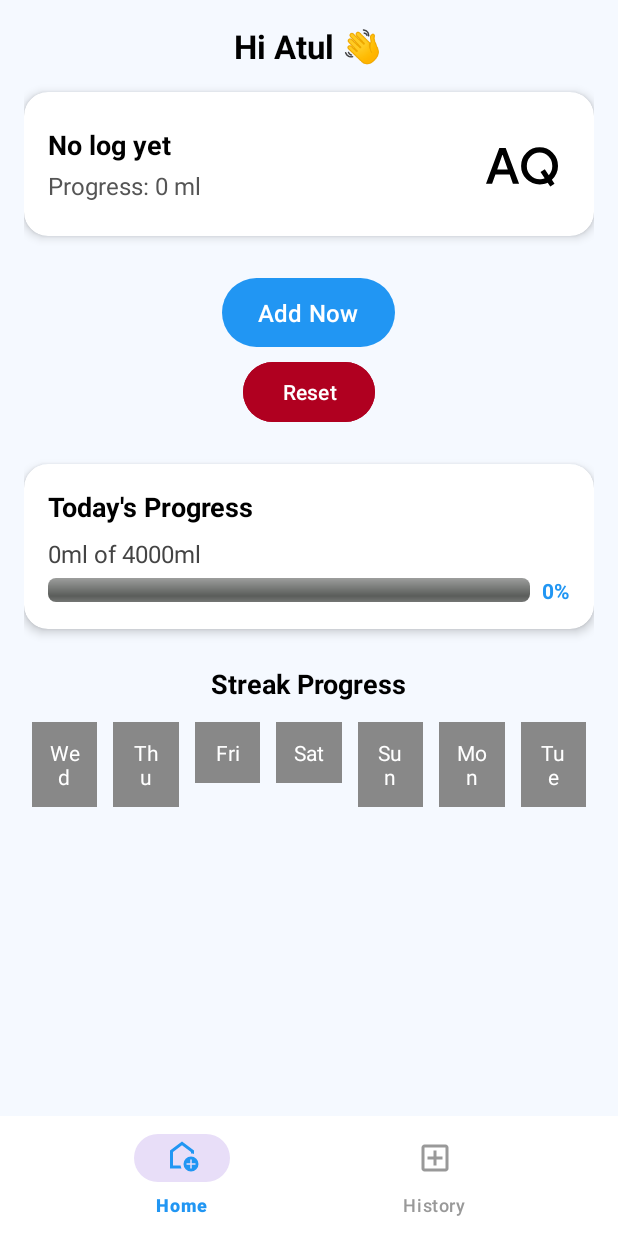
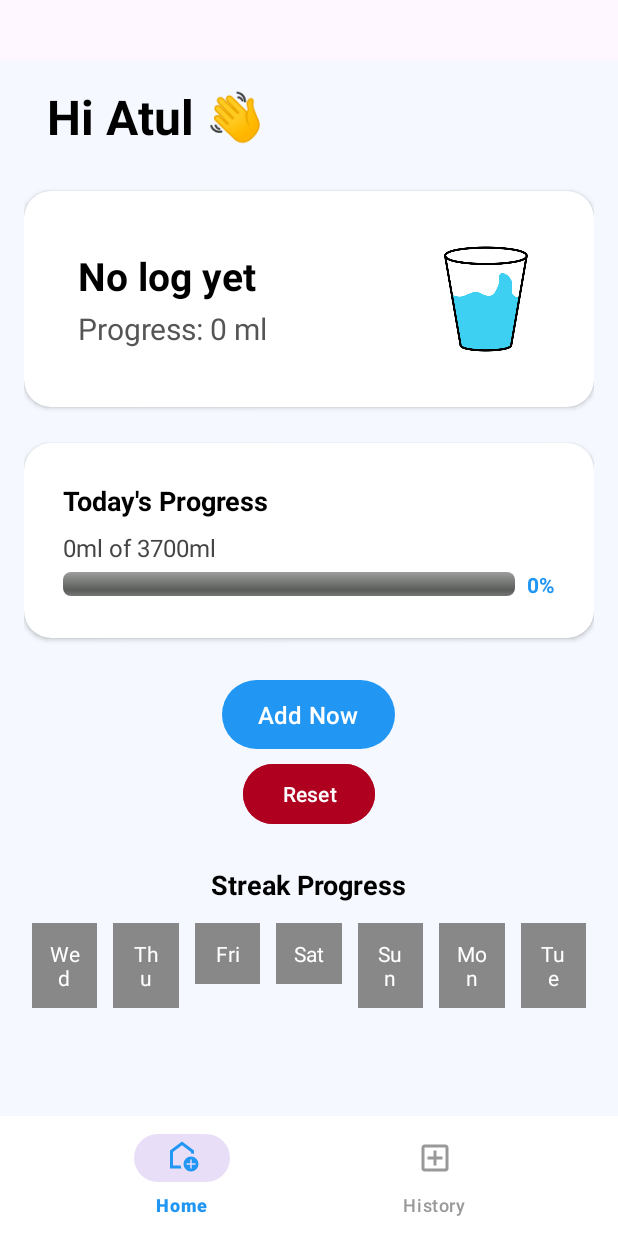
Before and after one commit to atulrai07/AquaLog, an Android app: the screen it shows after launch (MainActivity), on a phone screen of 412 x 824 dp. Run offline under Robolectric (Android 15) with nearby library versions, the phone set to English and light mode, and no system bars; our stand-ins replace Room's generated code.

Commit message:
Minor UI improvement

```diff
--- a/app/src/main/res/layout/activity_add_now.xml
+++ b/app/src/main/res/layout/activity_add_now.xml
@@ -5,7 +5,8 @@
     android:layout_height="match_parent"
     android:orientation="vertical"
     android:padding="24dp"
-    android:background="@color/white">
+    android:background="@color/white"
+    android:layout_marginTop="40dp">
 
     <!-- Title -->
     <TextView
@@ -33,7 +34,7 @@
         android:layout_width="wrap_content"
         android:layout_height="wrap_content"
         android:layout_gravity="center_horizontal"
-        android:layout_marginBottom="24dp" />
+        android:layout_marginBottom="24dp"/>
 
     <!-- Current Time Display -->
     <TextView
--- a/app/src/main/res/layout/activity_history.xml
+++ b/app/src/main/res/layout/activity_history.xml
@@ -3,7 +3,8 @@
     android:layout_width="match_parent"
     android:layout_height="match_parent"
     android:orientation="vertical"
-    android:padding="16dp">
+    android:padding="16dp"
+    android:layout_marginTop="40dp">
 
     <TextView
         android:id="@+id/tvNoHistory"
--- a/app/src/main/res/layout/activity_main.xml
+++ b/app/src/main/res/layout/activity_main.xml
@@ -5,7 +5,8 @@
     android:layout_width="match_parent"
     android:layout_height="match_parent"
     android:background="@color/app_background"
-    tools:context=".MainActivity">
+    tools:context=".MainActivity"
+    android:layout_marginTop="40dp">
 
     <!-- Fragment Container -->
     <androidx.fragment.app.FragmentContainerView
--- a/app/src/main/res/layout/fragment_history.xml
+++ b/app/src/main/res/layout/fragment_history.xml
@@ -5,7 +5,8 @@
     android:layout_width="match_parent"
     android:layout_height="match_parent"
     android:background="@color/app_background"
-    tools:context=".HistoryFragment">
+    tools:context=".HistoryFragment"
+    android:layout_marginTop="40dp">
 
     <!-- RecyclerView for History -->
     <androidx.recyclerview.widget.RecyclerView
--- a/app/src/main/res/layout/fragment_home.xml
+++ b/app/src/main/res/layout/fragment_home.xml
@@ -26,24 +26,27 @@
                 android:layout_width="wrap_content"
                 android:layout_height="wrap_content"
                 android:text="Hi Atul 👋"
-                android:textSize="22sp"
+                android:textSize="32sp"
                 android:textStyle="bold"
                 android:textColor="@color/text_primary_black"
-                android:layout_marginBottom="16dp" />
+                android:layout_marginBottom="16dp"
+                android:layout_gravity="start"
+                android:layout_marginStart="15sp"/>
 
             <!-- Card: Last Log -->
             <androidx.cardview.widget.CardView
                 android:layout_width="match_parent"
                 android:layout_height="wrap_content"
-                app:cardCornerRadius="16dp"
-                app:cardElevation="4dp"
+                app:cardCornerRadius="18dp"
+                app:cardElevation="2dp"
                 android:layout_marginBottom="24dp"
-                app:cardBackgroundColor="@color/card_background_white">
+                app:cardBackgroundColor="@color/card_background_white"
+                android:layout_marginTop="12dp">
 
                 <RelativeLayout
                     android:layout_width="match_parent"
                     android:layout_height="wrap_content"
-                    android:padding="16dp">
+                    android:padding="36dp">
 
                     <!-- Left Info -->
                     <LinearLayout
@@ -58,7 +61,7 @@
                             android:layout_width="wrap_content"
                             android:layout_height="wrap_content"
                             android:text="09:00 AM"
-                            android:textSize="18sp"
+                            android:textSize="26sp"
                             android:textColor="@color/text_primary_black"
                             android:textStyle="bold"
                             android:layout_marginBottom="4dp" />
@@ -68,52 +71,32 @@
                             android:layout_width="wrap_content"
                             android:layout_height="wrap_content"
                             android:text="Progress: 0 ml"
-                            android:textSize="16sp"
+                            android:textSize="20sp"
                             android:textColor="@color/text_secondary_gray" />
                     </LinearLayout>
 
                     <!-- Glass Icon -->
                     <ImageView
                         android:id="@+id/imageGlass"
-                        android:layout_width="64dp"
-                        android:layout_height="64dp"
+                        android:layout_width="72dp"
+                        android:layout_height="72dp"
                         android:layout_alignParentEnd="true"
                         android:layout_centerVertical="true"
-                        android:src="@drawable/outline_aq_24"
+                        android:src="@drawable/drink_11625275"
                         android:contentDescription="@string/desc_glass_of_water" />
                 </RelativeLayout>
             </androidx.cardview.widget.CardView>
 
             <!-- Add Now Button -->
-            <Button
-                android:id="@+id/btnAddNow"
-                android:layout_width="wrap_content"
-                android:layout_height="wrap_content"
-                android:text="@string/add_now_button"
-                android:paddingHorizontal="24dp"
-                android:paddingVertical="12dp"
-                android:textSize="16sp"
-                android:textColor="@color/text_on_accent_white"
-                app:backgroundTint="@color/accent_blue"
-                android:elevation="4dp"
-                android:layout_marginBottom="2dp" />
 
             <!-- Reset Button -->
-            <Button
-                android:id="@+id/btnReset"
-                android:layout_width="wrap_content"
-                android:layout_height="wrap_content"
-                android:text="Reset"
-                android:backgroundTint="@color/design_default_color_error"
-                android:textColor="@android:color/white"
-                android:layout_marginBottom="24dp" />
 
             <!-- Progress Card -->
             <androidx.cardview.widget.CardView
                 android:layout_width="match_parent"
                 android:layout_height="wrap_content"
-                app:cardCornerRadius="16dp"
-                app:cardElevation="4dp"
+                app:cardCornerRadius="18dp"
+                app:cardElevation="2dp"
                 app:cardBackgroundColor="@color/card_background_white"
                 android:layout_marginBottom="24dp">
 
@@ -121,7 +104,7 @@
                     android:layout_width="match_parent"
                     android:layout_height="wrap_content"
                     android:orientation="vertical"
-                    android:padding="16dp">
+                    android:padding="26dp">
 
                     <TextView
                         android:id="@+id/tvProgressLabel"
@@ -172,6 +155,28 @@
             </androidx.cardview.widget.CardView>
 
             <!-- Streak -->
+            <Button
+                android:id="@+id/btnAddNow"
+                android:layout_width="wrap_content"
+                android:layout_height="wrap_content"
+                android:layout_marginBottom="2dp"
+                android:elevation="4dp"
+                android:paddingHorizontal="24dp"
+                android:paddingVertical="12dp"
+                android:text="@string/add_now_button"
+                android:textColor="@color/text_on_accent_white"
+                android:textSize="16sp"
+                app:backgroundTint="@color/accent_blue" />
+
+            <Button
+                android:id="@+id/btnReset"
+                android:layout_width="wrap_content"
+                android:layout_height="wrap_content"
+                android:layout_marginBottom="24dp"
+                android:backgroundTint="@color/design_default_color_error"
+                android:text="Reset"
+                android:textColor="@android:color/white" />
+
             <TextView
                 android:id="@+id/tvStreakLabel"
                 android:layout_width="wrap_content"
@@ -185,10 +190,11 @@
             <GridLayout
                 android:id="@+id/gridStreak"
                 android:layout_width="match_parent"
-                android:layout_height="200dp"
+                android:layout_height="150dp"
                 android:columnCount="7"
                 android:rowCount="6"
                 android:background="@android:color/transparent" />
+
         </LinearLayout>
     </ScrollView>
 
```
Also changed, not shown: app/src/main/java/com/example/aqualog/HistoryAdapter.java (+12 -0 lines), app/src/main/java/com/example/aqualog/HistoryFragment.java (+33 -51 lines), app/src/main/java/com/example/aqualog/HomeFragment.java (+25 -2 lines), app/src/main/res/drawable/drink_11625275.png (added).
